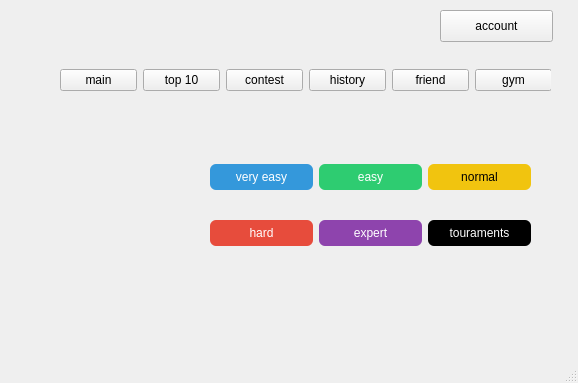
Qt form gym.ui (trantienkhoa13/pti_final) before a commit.
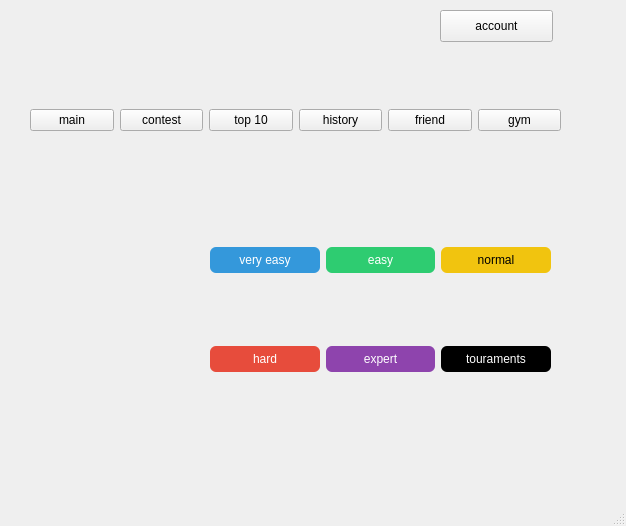
The same form after that commit. Icons and pictures are not drawn.

Diff of the .ui file:
```diff
--- a/gym.ui
+++ b/gym.ui
@@ -6,8 +6,8 @@
    <rect>
     <x>0</x>
     <y>0</y>
-    <width>578</width>
-    <height>383</height>
+    <width>626</width>
+    <height>526</height>
    </rect>
   </property>
   <property name="windowTitle">
@@ -37,9 +37,9 @@
     <property name="geometry">
      <rect>
       <x>210</x>
-      <y>140</y>
-      <width>321</width>
-      <height>131</height>
+      <y>180</y>
+      <width>341</width>
+      <height>261</height>
      </rect>
     </property>
     <layout class="QGridLayout" name="gridLayout">
@@ -195,9 +195,9 @@
    <widget class="QWidget" name="gridLayoutWidget_2">
     <property name="geometry">
      <rect>
-      <x>60</x>
-      <y>50</y>
-      <width>491</width>
+      <x>30</x>
+      <y>90</y>
+      <width>531</width>
       <height>61</height>
      </rect>
     </property>
@@ -237,7 +237,7 @@
        </property>
       </widget>
      </item>
-     <item row="0" column="4">
+     <item row="0" column="1">
       <widget class="QPushButton" name="contest_button">
        <property name="text">
         <string>contest</string>
@@ -259,6 +259,25 @@
      <string>account</string>
     </property>
    </widget>
+   <widget class="QLabel" name="label">
+    <property name="geometry">
+     <rect>
+      <x>310</x>
+      <y>10</y>
+      <width>121</width>
+      <height>81</height>
+     </rect>
+    </property>
+    <property name="text">
+     <string/>
+    </property>
+    <property name="pixmap">
+     <pixmap>picture/download (1).png</pixmap>
+    </property>
+    <property name="scaledContents">
+     <bool>true</bool>
+    </property>
+   </widget>
   </widget>
   <widget class="QMenuBar" name="menubar">
    <property name="geometry">
```
Left out of the diff: 4 changed lines with no effect on the pictures.
